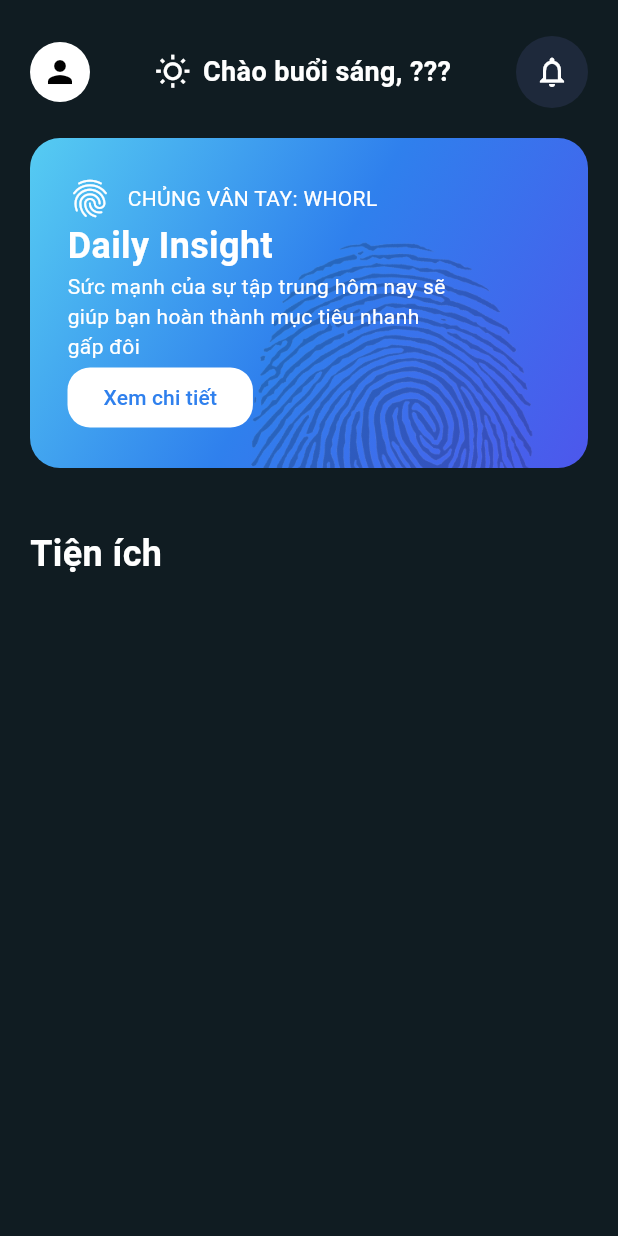
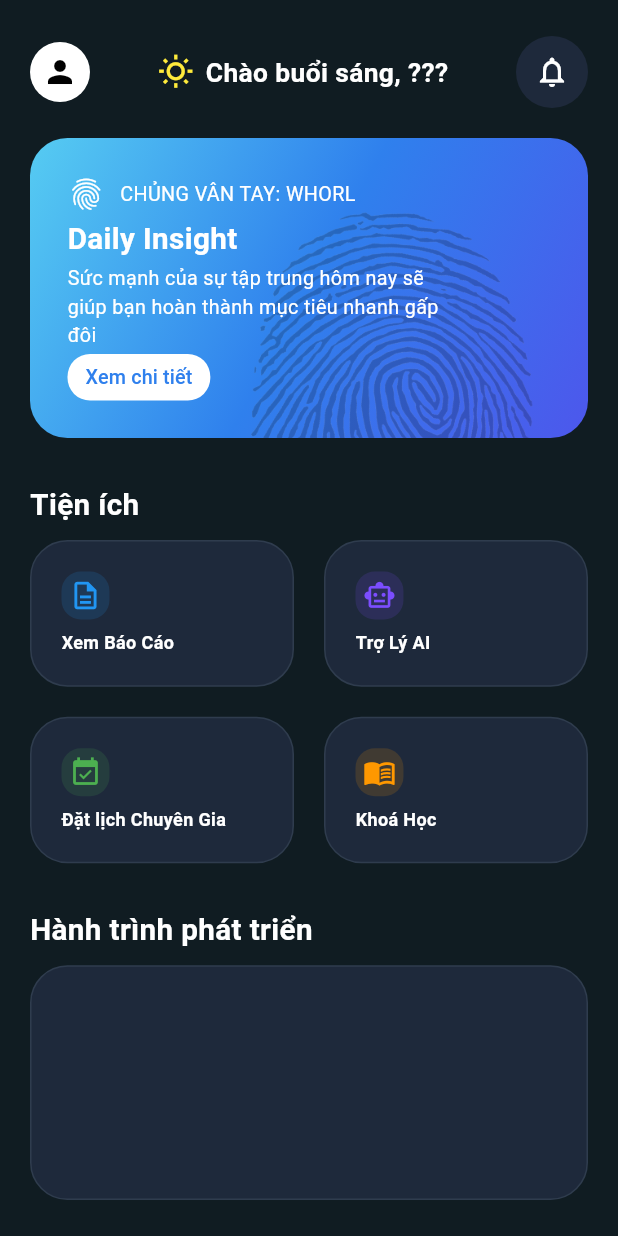
Before and after one commit to masonn-ma/app_interface_demo, a Flutter app: the screen it shows after launch, on a phone screen of 412 x 824 dp. Run offline on Flutter 3.47's test engine with Material 3 defaults, Android fonts, the phone set to English and light mode, and no system bars.

Commit message:
added card grids, migrating to responsive fonts

```diff
--- a/lib/main.dart
+++ b/lib/main.dart
@@ -1,6 +1,8 @@
 import 'package:flutter/material.dart';
 import 'res/header.dart';
 import 'res/insight_box.dart';
+import 'res/card_grid.dart';
+import 'res/utilities.dart';
 
 void main() {
   runApp(const MainApp());
@@ -8,7 +10,7 @@ void main() {
 
 class AppColors {
   static const bgColor = Color(0xFF101C22);
-  static const TextColor = Color(0xFFFFFFFF);
+  static const textColor = Color(0xFFFFFFFF);
 }
 
 class MainApp extends StatelessWidget {
@@ -21,9 +23,7 @@ class MainApp extends StatelessWidget {
         backgroundColor: AppColors.bgColor,
         body: Padding(
           padding: EdgeInsets.symmetric(horizontal: 20.0, vertical: 24.0),
-          child: SafeArea(
-            child: Skeleton(),
-          ),
+          child: SafeArea(child: Skeleton()),
         ),
       ),
     );
@@ -40,9 +40,51 @@ class Skeleton extends StatelessWidget {
         const Header(),
         const SizedBox(height: 20),
         const InsightBox(),
-        const SizedBox(height: 40),
-        const BasicTextBox(text: "Tiện ích", color: AppColors.TextColor, fontSize: 24),
-      ]
+        const SizedBox(height: 30),
+        const BasicTextBox(
+          text: "Tiện ích",
+          color: AppColors.textColor,
+          fontSize: 18,
+        ),
+        const SizedBox(height: 10),
+        CardGrid(),
+        const SizedBox(height: 30),
+        const BasicTextBox(
+          text: "Hành trình phát triển",
+          color: AppColors.textColor,
+          fontSize: 18,
+        ),
+        const SizedBox(height: 10),
+        Expanded(
+          child: Container(
+            decoration: BoxDecoration(
+              color: Color(0xFF1E293B),
+              borderRadius: BorderRadius.circular(25),
+              border: Border.all(
+                color: Color.fromARGB(255, 47, 60, 78),
+                width: 1,
+              ),
+            ),
+          ),
+        ),
+        // const Expanded(
+        //   flex:
+        //   Container(
+        //     decoration: BoxDecoration(
+        //     color: Color(0xFF1E293B),
+        //     borderRadius: BorderRadius.circular(25),
+        //     border: Border.all(
+        //       color: Color.fromARGB(255, 47, 60, 78),
+        //       width: 1,r
+        //     ),
+        //   ),
+        //     child: Text(
+        //       "Đồ thị phát triển sẽ được hiển thị ở đây",
+        //       style: TextStyle(color: AppColors.textColor, fontSize: 16),
+        //     ),
+        //   ),
+        // ),
+      ],
     );
   }
 }
@@ -52,16 +94,23 @@ class BasicTextBox extends StatelessWidget {
   final Color color;
   final double fontSize;
 
-  const BasicTextBox({super.key, required this.text, required this.color, this.fontSize = 24});
+  const BasicTextBox({
+    super.key,
+    required this.text,
+    required this.color,
+    this.fontSize = 24,
+  });
 
   @override
   Widget build(BuildContext context) {
-    return Container(
-      child: Align(
-        alignment: Alignment.centerLeft,
-        child: Text(
-          text,
-          style: TextStyle(color: color, fontSize: fontSize, fontWeight: FontWeight.bold),
+    return Align(
+      alignment: Alignment.centerLeft,
+      child: Text(
+        text,
+        style: TextStyle(
+          color: color,
+          fontSize: responsiveFont(context, fontSize),
+          fontWeight: FontWeight.bold,
         ),
       ),
     );
--- /dev/null
+++ b/lib/res/card_grid.dart
@@ -0,0 +1,112 @@
+import 'package:flutter/material.dart';
+import 'utilities.dart';
+
+class CardGrid extends StatelessWidget {
+  final List<CardContents>? contents;
+
+  const CardGrid({super.key, this.contents});
+
+  List<CardContents> get defaultContents => [
+    CardContents(
+      icon: Icons.description_outlined,
+      lable: "Xem Báo Cáo",
+      color: Colors.blue,
+    ),
+    CardContents(
+      icon: Icons.smart_toy_outlined,
+      lable: "Trợ Lý AI",
+      color: Colors.deepPurpleAccent,
+    ),
+    CardContents(
+      icon: Icons.event_available,
+      lable: "Đặt lịch Chuyên Gia",
+      color: Colors.green,
+    ),
+    CardContents(
+      icon: Icons.menu_book_outlined,
+      lable: "Khoá Học",
+      color: Colors.orange,
+    ),
+  ];
+
+  @override
+  Widget build(BuildContext context) {
+    final displayContents = contents ?? defaultContents;
+
+    return GridView.builder(
+      shrinkWrap: true,
+      physics: NeverScrollableScrollPhysics(),
+      gridDelegate: const SliverGridDelegateWithFixedCrossAxisCount(
+        crossAxisCount: 2,
+        mainAxisSpacing: 20,
+        crossAxisSpacing: 20,
+        childAspectRatio: 1.8,
+      ),
+      itemCount: displayContents.length,
+      itemBuilder: (context, index) {
+        final card = displayContents[index];
+
+        return Container(
+          decoration: BoxDecoration(
+            color: Color(0xFF1E293B),
+            borderRadius: BorderRadius.circular(25),
+            border: Border.all(
+              color: Color.fromARGB(255, 47, 60, 78),
+              width: 1,
+            ),
+          ),
+          child: Padding(
+            padding: const EdgeInsets.all(20.0),
+            child: Column(
+              mainAxisAlignment: MainAxisAlignment.spaceBetween,
+              children: [
+                Align(
+                  alignment: Alignment.centerLeft,
+                  child: StyledIcon(icon: card.icon, color: card.color),
+                ),
+                Align(
+                  alignment: Alignment.centerLeft,
+                  child: Text(
+                    card.lable,
+                    style: TextStyle(
+                      color: Colors.white,
+                      fontSize: responsiveFont(context, 10),
+                      fontWeight: FontWeight.bold,
+                    ),
+                  ),
+                ),
+              ],
+            ),
+          ),
+        );
+      },
+    );
+  }
+}
+
+class StyledIcon extends StatelessWidget {
+  final IconData icon;
+  final Color color;
+
+  const StyledIcon({super.key, required this.icon, required this.color});
+
+  @override
+  Widget build(BuildContext context) {
+    return Container(
+      padding: EdgeInsets.all(5), // 🔹 controls spacing
+      decoration: BoxDecoration(
+        color: color.withOpacity(0.15),
+        borderRadius: BorderRadius.circular(13),
+      ),
+      child: Icon(icon, color: color, size: responsiveIcon(context, 20)),
+    );
+  }
+}
+
+class CardContents {
+  final IconData icon;
+  final String lable;
+  final Color color;
+
+  CardContents({required this.icon, required this.lable, required this.color});
+}
--- a/lib/res/header.dart
+++ b/lib/res/header.dart
@@ -1,4 +1,5 @@
 import 'package:flutter/material.dart';
+import 'utilities.dart';
 
 const iconBgColor = Color(0xFF1E293B);
 
@@ -65,13 +66,13 @@ class WelcomeMessage extends StatelessWidget {
   Widget build(BuildContext context) {
     return Row(
       children: [
-        Icon(Icons.wb_sunny_outlined, color: Colors.white),
+        Icon(Icons.wb_sunny_outlined, color: Colors.yellow),
         SizedBox(width: 8.0),
         Text(
           text,
           style: TextStyle(
             color: Colors.white,
-            fontSize: 18.0,
+            fontSize: responsiveFont(context, 16),
             fontWeight: FontWeight.bold,
           ),
         ),
--- a/lib/res/insight_box.dart
+++ b/lib/res/insight_box.dart
@@ -1,4 +1,5 @@
 import 'package:flutter/material.dart';
+import 'utilities.dart';
 
 class CustomColors {
   static const insightBoxGrad = [
@@ -18,12 +19,12 @@ class InsightBox extends StatelessWidget {
   @override
   Widget build(BuildContext context) {
     return Container(
-      height: 220,
+      height: 200,
       width: double.infinity,
 
       // Box decoration with gradient background and rounded corners
       decoration: BoxDecoration(
-        borderRadius: BorderRadius.circular(20),
+        borderRadius: BorderRadius.circular(25),
         gradient: const LinearGradient(
           colors: CustomColors.insightBoxGrad,
           begin: Alignment.topLeft,
@@ -71,14 +72,14 @@ class InsightBoxContent extends StatelessWidget {
                     Icon(
                       Icons.fingerprint,
                       color: CustomColors.TextColor,
-                      size: 30,
+                      size: 25,
                     ),
                     SizedBox(width: 10),
                     Text(
                       "CHỦNG VÂN TAY: WHORL",
                       style: TextStyle(
                         color: CustomColors.TextColor,
-                        fontSize: 14.0,
+                        fontSize: responsiveFont(context, 12),
                       ),
                     ),
                   ],
@@ -89,7 +90,7 @@ class InsightBoxContent extends StatelessWidget {
                     "Daily Insight",
                     style: TextStyle(
                       color: CustomColors.TextColor,
-                      fontSize: 24.0,
+                      fontSize: responsiveFont(context, 18),
                       fontWeight: FontWeight.bold,
                     ),
                   ),
@@ -100,7 +101,7 @@ class InsightBoxContent extends StatelessWidget {
                     "Sức mạnh của sự tập trung hôm nay sẽ giúp bạn hoàn thành mục tiêu nhanh gấp đôi",
                     style: TextStyle(
                       color: CustomColors.TextColor,
-                      fontSize: 14.0,
+                      fontSize: responsiveFont(context, 12),
                     ),
                   ),
                 ),
@@ -111,11 +112,23 @@ class InsightBoxContent extends StatelessWidget {
                     style: FilledButton.styleFrom(
                       backgroundColor: CustomColors.ButtonColor,
                       foregroundColor: CustomColors.TextColorSecondary,
+
+                      padding: const EdgeInsets.symmetric(
+                        horizontal: 12,
+                        vertical: 6,
+                      ), // 🔹 smaller padding
+                      minimumSize: Size.zero, // 🔹 removes default min size
+                      tapTargetSize: MaterialTapTargetSize
+                          .shrinkWrap, // 🔹 removes extra touch area
+
                       shape: RoundedRectangleBorder(
                         borderRadius: BorderRadius.circular(15),
                       ),
                     ),
-                    child: const Text("Xem chi tiết"),
+                    child: Text(
+                      "Xem chi tiết",
+                      style: TextStyle(fontSize: responsiveFont(context, 12)),
+                    ),
                   ),
                 ),
               ],
--- /dev/null
+++ b/lib/res/utilities.dart
@@ -0,0 +1,14 @@
+import 'package:flutter/material.dart';
+
+double scaleFactor(BuildContext context) {
+  double width = MediaQuery.of(context).size.width;
+  return width / 375; // base design width
+}
+
+double responsiveFont(BuildContext context, double size) {
+  return (size * scaleFactor(context)).clamp(12, 24);
+}
+
+double responsiveIcon(BuildContext context, double size) {
+  return (size * scaleFactor(context)).clamp(16, 32);
+}
```
